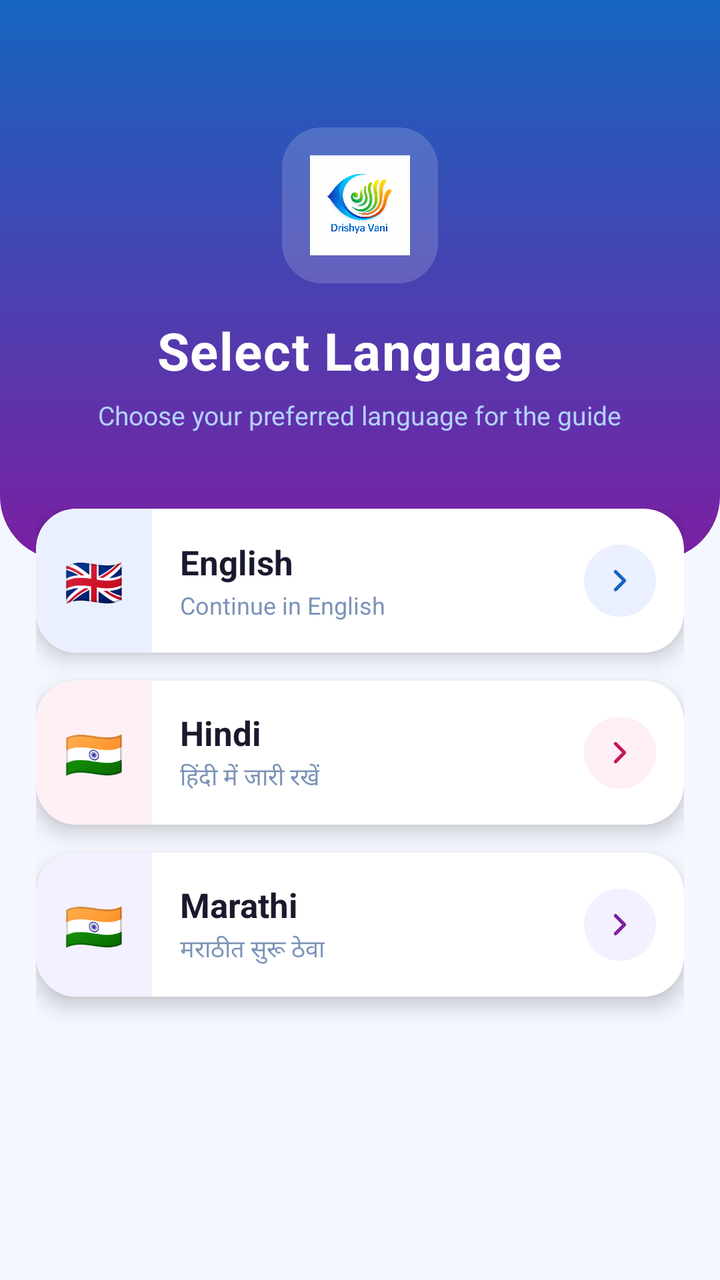
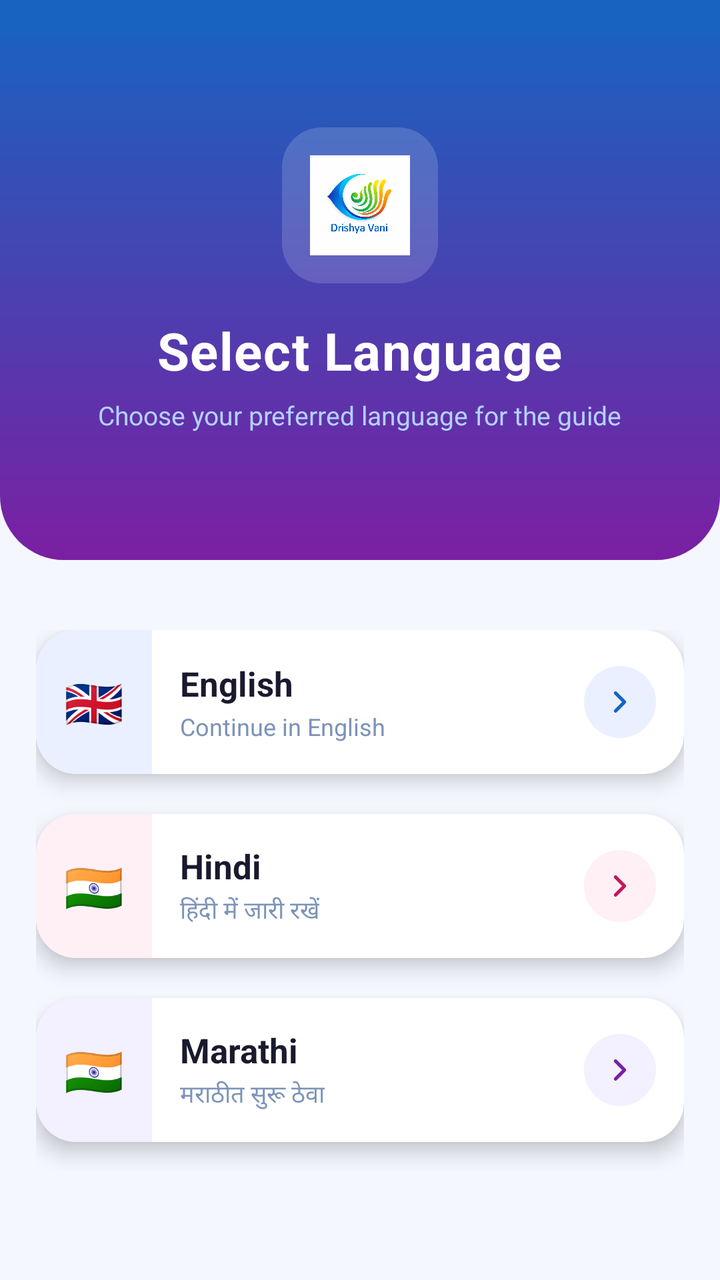

Before-and-after screenshots of an Android layout around one commit, followed by the original layout XML and the change that was made.
<!-- AndroidManifest.xml: application theme Theme.Drishya_Vani -->
<!-- res/layout/activity_language_selection.xml -->
<?xml version="1.0" encoding="utf-8"?>
<ScrollView xmlns:android="http://schemas.android.com/apk/res/android"
    xmlns:app="http://schemas.android.com/apk/res-auto"
    android:layout_width="match_parent"
    android:layout_height="match_parent"
    android:fillViewport="true"
    android:background="#F5F7FF">

    <LinearLayout
        android:layout_width="match_parent"
        android:layout_height="wrap_content"
        android:orientation="vertical">

        
        <LinearLayout
            android:layout_width="match_parent"
            android:layout_height="280dp"
            android:orientation="vertical"
            android:gravity="center"
            android:background="@drawable/bg_about_gradient"
            android:paddingTop="52dp"
            android:paddingBottom="52dp"
            android:paddingStart="24dp"
            android:paddingEnd="24dp">

            <ImageView
                android:layout_width="78dp"
                android:layout_height="78dp"
                android:src="@drawable/logo"
                android:background="@drawable/bg_logo_circle"
                android:padding="14dp"
                android:scaleType="fitCenter"
                android:layout_marginBottom="16dp"
                android:contentDescription="Drishya-Vani logo" />

            <TextView
                android:layout_width="wrap_content"
                android:layout_height="wrap_content"
                android:text="Select Language"
                android:textColor="#FFFFFF"
                android:textSize="26sp"
                android:textStyle="bold"
                android:letterSpacing="0.02" />

            <TextView
                android:layout_width="wrap_content"
                android:layout_height="wrap_content"
                android:text="Choose your preferred language for the guide"
                android:textColor="#B3D1FF"
                android:textSize="13sp"
                android:gravity="center"
                android:layout_marginTop="6dp" />

        </LinearLayout>

        
        <LinearLayout
            android:layout_width="match_parent"
            android:layout_height="wrap_content"
            android:orientation="vertical"
            android:paddingStart="18dp"
            android:paddingEnd="18dp"
            android:paddingBottom="36dp"
            android:layout_marginTop="-26dp">

            
            
            <androidx.cardview.widget.CardView
                android:id="@+id/englishBtn"
                android:layout_width="match_parent"
                android:layout_height="72dp"
                android:layout_marginBottom="14dp"
                android:clickable="true"
                android:focusable="true"
                android:foreground="?attr/selectableItemBackground"
                app:cardCornerRadius="20dp"
                app:cardElevation="6dp"
                app:cardBackgroundColor="#FFFFFF">

                <LinearLayout
                    android:layout_width="match_parent"
                    android:layout_height="match_parent"
                    android:orientation="horizontal"
                    android:gravity="center_vertical">

                    <LinearLayout
                        android:layout_width="58dp"
                        android:layout_height="match_parent"
                        android:gravity="center"
                        android:background="@drawable/bg_lang_badge_blue">
                        <TextView
                            android:layout_width="wrap_content"
                            android:layout_height="wrap_content"
                            android:text="🇬🇧"
                            android:textSize="24sp" />
                    </LinearLayout>

                    <LinearLayout
                        android:layout_width="0dp"
                        android:layout_height="wrap_content"
                        android:layout_weight="1"
                        android:orientation="vertical"
                        android:paddingStart="14dp">
                        <TextView
                            android:layout_width="wrap_content"
                            android:layout_height="wrap_content"
                            android:text="English"
                            android:textSize="17sp"
                            android:textStyle="bold"
                            android:textColor="#1A1A2E" />
                        <TextView
                            android:layout_width="wrap_content"
                            android:layout_height="wrap_content"
                            android:text="Continue in English"
                            android:textSize="12sp"
                            android:textColor="#7C93B8"
                            android:layout_marginTop="2dp" />
                    </LinearLayout>

                    <ImageView
                        android:layout_width="36dp"
                        android:layout_height="36dp"
                        android:src="@drawable/ic_chevron_right"
                        android:background="@drawable/bg_arrow_blue"
                        android:padding="9dp"
                        android:layout_marginEnd="14dp"
                        android:scaleType="fitCenter"
                        android:contentDescription="Select"
                        app:tint="#1565C0" />

                </LinearLayout>
            </androidx.cardview.widget.CardView>

            
            
            <androidx.cardview.widget.CardView
                android:id="@+id/hindiBtn"
                android:layout_width="match_parent"
                android:layout_height="72dp"
                android:layout_marginBottom="14dp"
                android:clickable="true"
                android:focusable="true"
                android:foreground="?attr/selectableItemBackground"
                app:cardCornerRadius="20dp"
                app:cardElevation="6dp"
                app:cardBackgroundColor="#FFFFFF">

                <LinearLayout
                    android:layout_width="match_parent"
                    android:layout_height="match_parent"
                    android:orientation="horizontal"
                    android:gravity="center_vertical">

                    <LinearLayout
                        android:layout_width="58dp"
                        android:layout_height="match_parent"
                        android:gravity="center"
                        android:background="@drawable/bg_lang_badge_pink">
                        <TextView
                            android:layout_width="wrap_content"
                            android:layout_height="wrap_content"
                            android:text="🇮🇳"
                            android:textSize="24sp" />
                    </LinearLayout>

                    <LinearLayout
                        android:layout_width="0dp"
                        android:layout_height="wrap_content"
                        android:layout_weight="1"
                        android:orientation="vertical"
                        android:paddingStart="14dp">
                        <TextView
                            android:layout_width="wrap_content"
                            android:layout_height="wrap_content"
                            android:text="Hindi"
                            android:textSize="17sp"
                            android:textStyle="bold"
                            android:textColor="#1A1A2E" />
                        <TextView
                            android:layout_width="wrap_content"
                            android:layout_height="wrap_content"
                            android:text="हिंदी में जारी रखें"
                            android:textSize="12sp"
                            android:textColor="#7C93B8"
                            android:layout_marginTop="2dp" />
                    </LinearLayout>

                    <ImageView
                        android:layout_width="36dp"
                        android:layout_height="36dp"
                        android:src="@drawable/ic_chevron_right"
                        android:background="@drawable/bg_arrow_pink"
                        android:padding="9dp"
                        android:layout_marginEnd="14dp"
                        android:scaleType="fitCenter"
                        android:contentDescription="Select"
                        app:tint="#C2185B" />

                </LinearLayout>
            </androidx.cardview.widget.CardView>

            
            
            <androidx.cardview.widget.CardView
                android:id="@+id/marathiBtn"
                android:layout_width="match_parent"
                android:layout_height="72dp"
                android:layout_marginBottom="14dp"
                android:clickable="true"
                android:focusable="true"
                android:foreground="?attr/selectableItemBackground"
                app:cardCornerRadius="20dp"
                app:cardElevation="6dp"
                app:cardBackgroundColor="#FFFFFF">

                <LinearLayout
                    android:layout_width="match_parent"
                    android:layout_height="match_parent"
                    android:orientation="horizontal"
                    android:gravity="center_vertical">

                    <LinearLayout
                        android:layout_width="58dp"
                        android:layout_height="match_parent"
                        android:gravity="center"
                        android:background="@drawable/bg_lang_badge_purple">
                        <TextView
                            android:layout_width="wrap_content"
                            android:layout_height="wrap_content"
                            android:text="🇮🇳"
                            android:textSize="24sp" />
                    </LinearLayout>

                    <LinearLayout
                        android:layout_width="0dp"
                        android:layout_height="wrap_content"
                        android:layout_weight="1"
                        android:orientation="vertical"
                        android:paddingStart="14dp">
                        <TextView
                            android:layout_width="wrap_content"
                            android:layout_height="wrap_content"
                            android:text="Marathi"
                            android:textSize="17sp"
                            android:textStyle="bold"
                            android:textColor="#1A1A2E" />
                        <TextView
                            android:layout_width="wrap_content"
                            android:layout_height="wrap_content"
                            android:text="मराठीत सुरू ठेवा"
                            android:textSize="12sp"
                            android:textColor="#7C93B8"
                            android:layout_marginTop="2dp" />
                    </LinearLayout>

                    <ImageView
                        android:layout_width="36dp"
                        android:layout_height="36dp"
                        android:src="@drawable/ic_chevron_right"
                        android:background="@drawable/bg_arrow_purple"
                        android:padding="9dp"
                        android:layout_marginEnd="14dp"
                        android:scaleType="fitCenter"
                        android:contentDescription="Select"
                        app:tint="#7B1FA2" />

                </LinearLayout>
            </androidx.cardview.widget.CardView>

        </LinearLayout>

    </LinearLayout>

</ScrollView>
<!-- resources referenced by this layout -->
<resources>
  <!-- drawable bg_about_gradient (drawable) -->
  <?xml version="1.0" encoding="utf-8"?>
  <shape xmlns:android="http://schemas.android.com/apk/res/android">
      <gradient
          android:startColor="#1565C0"
          android:endColor="#7B1FA2"
          android:angle="150"
          android:type="linear" />
      <corners
          android:bottomLeftRadius="32dp"
          android:bottomRightRadius="32dp" />
  </shape>
  <!-- drawable bg_arrow_blue (drawable) -->
  <?xml version="1.0" encoding="utf-8"?>
  <shape xmlns:android="http://schemas.android.com/apk/res/android"
      android:shape="oval">
      <solid android:color="#EAF0FF" />
  </shape>
  <!-- drawable bg_arrow_pink (drawable) -->
  <?xml version="1.0" encoding="utf-8"?>
  <shape xmlns:android="http://schemas.android.com/apk/res/android"
      android:shape="oval">
      <solid android:color="#FFF0F5" />
  </shape>
  <!-- drawable bg_arrow_purple (drawable) -->
  <?xml version="1.0" encoding="utf-8"?>
  <shape xmlns:android="http://schemas.android.com/apk/res/android"
      android:shape="oval">
      <solid android:color="#F3F0FF" />
  </shape>
  <!-- drawable bg_lang_badge_blue (drawable) -->
  <?xml version="1.0" encoding="utf-8"?>
  <shape xmlns:android="http://schemas.android.com/apk/res/android">
      <solid android:color="#EAF0FF" />
      <corners android:topLeftRadius="20dp" android:bottomLeftRadius="20dp" />
  </shape>
  <!-- drawable bg_lang_badge_pink (drawable) -->
  <?xml version="1.0" encoding="utf-8"?>
  <shape xmlns:android="http://schemas.android.com/apk/res/android">
      <solid android:color="#FFF0F5" />
      <corners android:topLeftRadius="20dp" android:bottomLeftRadius="20dp" />
  </shape>
  <!-- drawable bg_lang_badge_purple (drawable) -->
  <?xml version="1.0" encoding="utf-8"?>
  <shape xmlns:android="http://schemas.android.com/apk/res/android">
      <solid android:color="#F3F0FF" />
      <corners android:topLeftRadius="20dp" android:bottomLeftRadius="20dp" />
  </shape>
  <!-- drawable bg_logo_circle (drawable) -->
  <?xml version="1.0" encoding="utf-8"?>
  <shape xmlns:android="http://schemas.android.com/apk/res/android"
      android:shape="rectangle">
      <solid android:color="#29FFFFFF" />
      <corners android:radius="20dp" />
  </shape>
  <!-- drawable ic_chevron_right (drawable) -->
  <?xml version="1.0" encoding="utf-8"?>
  <vector xmlns:android="http://schemas.android.com/apk/res/android"
      android:width="24dp"
      android:height="24dp"
      android:viewportWidth="24"
      android:viewportHeight="24">
      <path
          android:fillColor="@android:color/transparent"
          android:strokeColor="#1565C0"
          android:strokeWidth="2.2"
          android:strokeLineCap="round"
          android:strokeLineJoin="round"
          android:pathData="M9,18L15,12L9,6" />
  </vector>
  <!-- drawable logo: jpeg bitmap (drawable, 76516 bytes) -->
  <style name="Theme.Drishya_Vani" parent="Base.Theme.Drishya_Vani" />
  <style name="Base.Theme.Drishya_Vani" parent="Theme.Material3.DayNight.NoActionBar">
          
          
      </style>
</resources>

<!-- the commit's change to res/layout/activity_language_selection.xml (unified diff, before → after) -->
@@ -61,15 +61,14 @@
             android:paddingStart="18dp"
             android:paddingEnd="18dp"
             android:paddingBottom="36dp"
-            android:layout_marginTop="-26dp">
-
-            
+            android:layout_marginTop="35dp">
+
             
             <androidx.cardview.widget.CardView
                 android:id="@+id/englishBtn"
                 android:layout_width="match_parent"
                 android:layout_height="72dp"
-                android:layout_marginBottom="14dp"
+                android:layout_marginBottom="20dp"
                 android:clickable="true"
                 android:focusable="true"
                 android:foreground="?attr/selectableItemBackground"
@@ -137,7 +136,7 @@
                 android:id="@+id/hindiBtn"
                 android:layout_width="match_parent"
                 android:layout_height="72dp"
-                android:layout_marginBottom="14dp"
+                android:layout_marginBottom="20dp"
                 android:clickable="true"
                 android:focusable="true"
                 android:foreground="?attr/selectableItemBackground"
